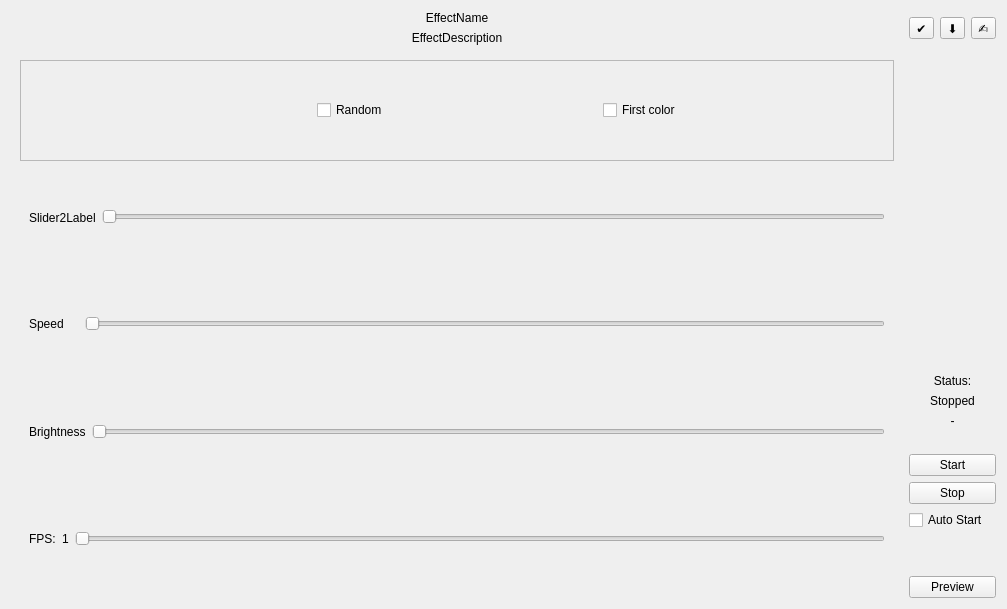
Qt form OpenRGBEffectPage.ui (DLdota/OpenRGBEffectsPlugin) before a commit.
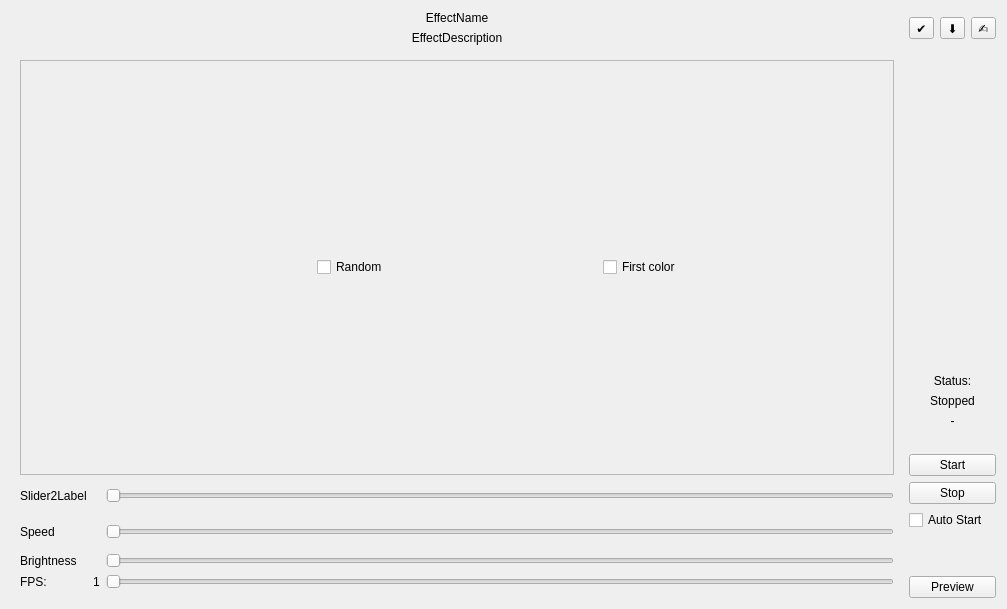
The same form after that commit. Custom widgets are drawn as their Qt base class.

Commit message: Align effects sliders

Patch:
```diff
--- a/OpenRGBEffectPage.ui
+++ b/OpenRGBEffectPage.ui
@@ -117,65 +117,15 @@
        </widget>
       </item>
       <item>
-       <widget class="QFrame" name="Slider2Frame">
-        <property name="frameShape">
-         <enum>QFrame::NoFrame</enum>
-        </property>
-        <property name="frameShadow">
-         <enum>QFrame::Plain</enum>
-        </property>
-        <property name="lineWidth">
-         <number>1</number>
-        </property>
-        <layout class="QHBoxLayout" name="horizontalLayout">
-         <item>
-          <widget class="QLabel" name="Slider2Label">
-           <property name="sizePolicy">
-            <sizepolicy hsizetype="Fixed" vsizetype="Preferred">
-             <horstretch>0</horstretch>
-             <verstretch>0</verstretch>
-            </sizepolicy>
-           </property>
-           <property name="minimumSize">
-            <size>
-             <width>50</width>
-             <height>0</height>
-            </size>
-           </property>
-           <property name="text">
-            <string>Slider2Label</string>
-           </property>
-          </widget>
-         </item>
-         <item>
-          <widget class="QTooltipedSlider" name="Slider2">
-           <property name="minimumSize">
-            <size>
-             <width>0</width>
-             <height>30</height>
-            </size>
-           </property>
-           <property name="maximumSize">
-            <size>
-             <width>16777215</width>
-             <height>30</height>
-            </size>
-           </property>
+       <layout class="QGridLayout" name="gridLayout_3">
+        <item row="3" column="2">
+         <widget class="QSlider" name="FPS_slider">
            <property name="orientation">
             <enum>Qt::Horizontal</enum>
            </property>
           </widget>
          </item>
-        </layout>
-       </widget>
-      </item>
-      <item>
-       <widget class="QFrame" name="SpeedFrame">
-        <layout class="QGridLayout" name="SpeedLayout">
-         <property name="sizeConstraint">
-          <enum>QLayout::SetDefaultConstraint</enum>
-         </property>
-         <item row="0" column="1" colspan="2">
+        <item row="1" column="2">
           <widget class="QTooltipedSlider" name="SpeedSlider">
            <property name="enabled">
             <bool>true</bool>
@@ -197,45 +147,21 @@
            </property>
           </widget>
          </item>
-         <item row="0" column="0">
-          <widget class="QLabel" name="SpeedLabel">
-           <property name="sizePolicy">
-            <sizepolicy hsizetype="Fixed" vsizetype="Fixed">
-             <horstretch>0</horstretch>
-             <verstretch>0</verstretch>
-            </sizepolicy>
-           </property>
-           <property name="minimumSize">
-            <size>
-             <width>50</width>
-             <height>0</height>
-            </size>
-           </property>
-           <property name="text">
-            <string>Speed</string>
-           </property>
-          </widget>
-         </item>
-        </layout>
-       </widget>
-      </item>
-      <item>
-       <widget class="QFrame" name="frame">
-        <property name="frameShape">
-         <enum>QFrame::NoFrame</enum>
-        </property>
-        <property name="frameShadow">
-         <enum>QFrame::Raised</enum>
-        </property>
-        <layout class="QHBoxLayout" name="horizontalLayout_4">
-         <item>
+        <item row="2" column="0">
           <widget class="QLabel" name="label">
            <property name="text">
             <string>Brightness</string>
            </property>
           </widget>
          </item>
-         <item>
+        <item row="3" column="1">
+         <widget class="QLabel" name="FPS_value">
+          <property name="text">
+           <string>1</string>
+          </property>
+         </widget>
+        </item>
+        <item row="2" column="2">
           <widget class="QTooltipedSlider" name="Brightness_slider">
            <property name="maximum">
             <number>100</number>
@@ -245,41 +171,71 @@
            </property>
           </widget>
          </item>
-        </layout>
-       </widget>
-      </item>
-      <item>
-       <widget class="QFrame" name="FPSFrame">
-        <property name="frameShape">
-         <enum>QFrame::NoFrame</enum>
-        </property>
-        <property name="frameShadow">
-         <enum>QFrame::Raised</enum>
-        </property>
-        <layout class="QHBoxLayout" name="horizontalLayout_3">
-         <item>
+        <item row="1" column="0">
+         <widget class="QLabel" name="SpeedLabel">
+          <property name="sizePolicy">
+           <sizepolicy hsizetype="Fixed" vsizetype="Fixed">
+            <horstretch>0</horstretch>
+            <verstretch>0</verstretch>
+           </sizepolicy>
+          </property>
+          <property name="minimumSize">
+           <size>
+            <width>50</width>
+            <height>0</height>
+           </size>
+          </property>
+          <property name="text">
+           <string>Speed</string>
+          </property>
+         </widget>
+        </item>
+        <item row="0" column="0">
+         <widget class="QLabel" name="Slider2Label">
+          <property name="sizePolicy">
+           <sizepolicy hsizetype="Fixed" vsizetype="Preferred">
+            <horstretch>0</horstretch>
+            <verstretch>0</verstretch>
+           </sizepolicy>
+          </property>
+          <property name="minimumSize">
+           <size>
+            <width>50</width>
+            <height>0</height>
+           </size>
+          </property>
+          <property name="text">
+           <string>Slider2Label</string>
+          </property>
+         </widget>
+        </item>
+        <item row="3" column="0">
           <widget class="QLabel" name="FPS_label">
            <property name="text">
             <string>FPS:</string>
            </property>
           </widget>
          </item>
-         <item>
-          <widget class="QLabel" name="FPS_value">
-           <property name="text">
-            <string>1</string>
-           </property>
-          </widget>
-         </item>
-         <item>
-          <widget class="QSlider" name="FPS_slider">
+        <item row="0" column="2">
+         <widget class="QTooltipedSlider" name="Slider2">
+          <property name="minimumSize">
+           <size>
+            <width>0</width>
+            <height>30</height>
+           </size>
+          </property>
+          <property name="maximumSize">
+           <size>
+            <width>16777215</width>
+            <height>30</height>
+           </size>
+          </property>
            <property name="orientation">
             <enum>Qt::Horizontal</enum>
            </property>
           </widget>
          </item>
         </layout>
-       </widget>
       </item>
      </layout>
     </widget>
```
Lines whose indentation alone changed are shown as unchanged. The commit also changes 1 other file.
